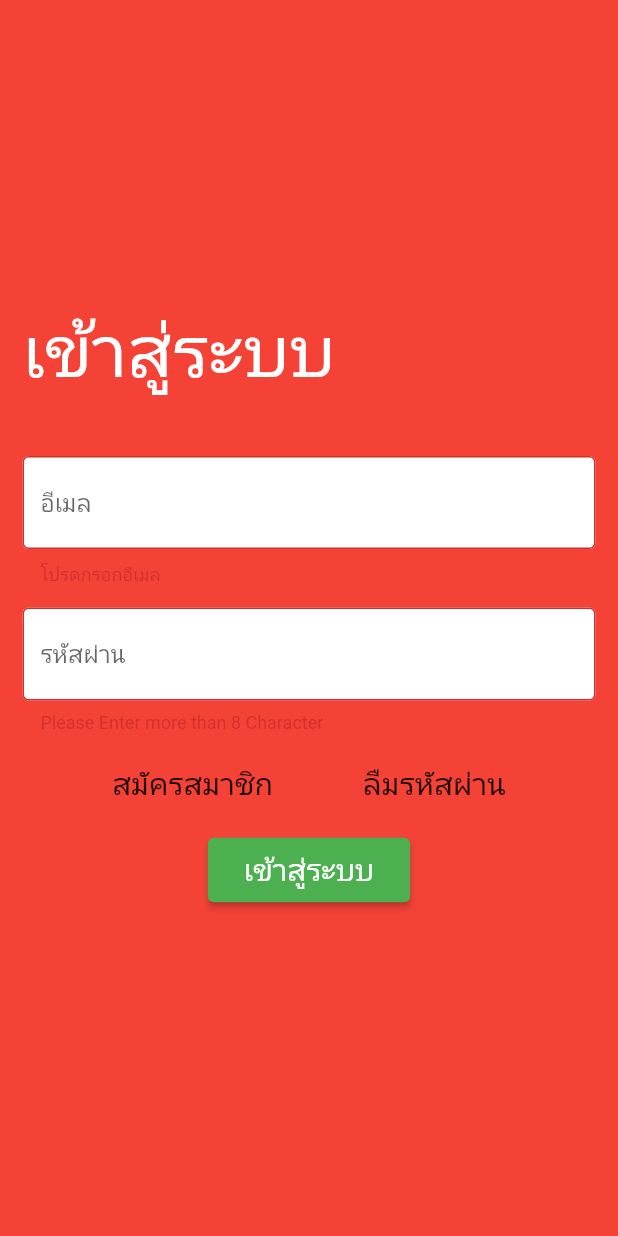
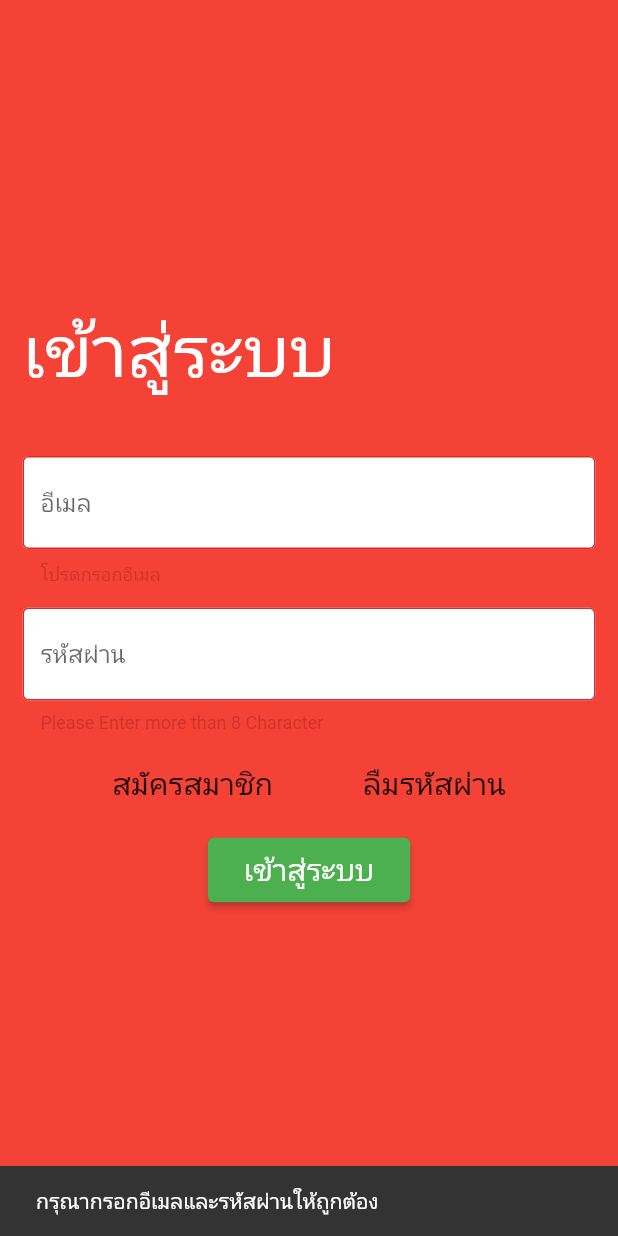
Before and after one commit to giwl17/miniproj, a Flutter app: the screen it shows after launch, after a tap on "เข้าสู่ระบบ", on a phone screen of 412 x 824 dp. Run offline on Flutter 3.47's test engine with Material 2 defaults, Android fonts, the phone set to English and light mode, and no system bars; our stand-ins replace carousel_slider, cloud_firestore, firebase_auth, firebase_core, firebase_storage, image_picker; accounts and stored records are empty.

Commit message:
editProfile.dart - picking image profile and show

```diff
--- a/lib/foodlist.dart
+++ b/lib/foodlist.dart
@@ -2,6 +2,7 @@ import 'package:flutter/material.dart';
 import 'package:carousel_slider/carousel_slider.dart';
 import 'package:firebase_auth/firebase_auth.dart';
 import 'package:cloud_firestore/cloud_firestore.dart';
+import 'package:miniproj/editProfile.dart';
 import 'package:miniproj/forgetpass.dart';
 import 'package:miniproj/main.dart';
 import 'package:miniproj/register.dart';
@@ -26,7 +27,9 @@ class FoodListPage extends StatelessWidget {
         '/register': (context) => const RegisterPage(),
         '/forget': (context) => const ForgetPassPage(),
         '/foodlist': (context) => const FoodListPage(),
-        '/showprofile': (context) => const ShowProfilePage(),
+        '/showprofile': (context) => const MyShowProfilePage(title: 'โปรไฟล์'),
+        '/editprofile': (context) => MyEditProfile(),
+
       },
     );
   }
@@ -70,6 +73,7 @@ class _myPageState extends State<myPage> {
       future: db.collection('users').doc(auth.currentUser?.email).get(),
       builder:
           (BuildContext context, AsyncSnapshot<DocumentSnapshot> snapshot) {
+        print(auth.currentUser?.email);
         if (snapshot.hasError) {
           return const Text('Something went wrong');
         }
--- a/lib/main.dart
+++ b/lib/main.dart
@@ -71,7 +71,6 @@ class _MyHomePageState extends State<MyHomePage> {
                       style: TextStyle(
                         color: Colors.white,
                         fontSize: 48,
-                        fontFamily: 'Roboto',
                       ),
                     ),
                   ),
@@ -81,32 +80,14 @@ class _MyHomePageState extends State<MyHomePage> {
                 children: [
                   buildTextFieldEmail(),
                   buildTextFieldPass(),
-                  Padding(
-                    padding: const EdgeInsets.only(bottom: 20),
-                    child: Row(
-                      mainAxisAlignment: MainAxisAlignment.spaceEvenly,
-                      children: [
-                        InkWell(
-                          child: const Text(
-                            'สมัครสมาชิก',
-                            style: TextStyle(fontSize: 20.0),
-                          ),
-                          onTap: () {
-                            Navigator.pushNamed(context, '/register');
-                          },
-                        ),
-                        InkWell(
-                          child: const Text(
-                            'ลืมรหัสผ่าน',
-                            style: TextStyle(fontSize: 20.0),
-                          ),
-                          onTap: () {
-                            Navigator.pushNamed(context, '/forget');
-                          },
-                        )
-                      ],
-                    ),
+                  Row(
+                    mainAxisAlignment: MainAxisAlignment.spaceEvenly,
+                    children: [
+                      registerInkWell(context),
+                      forgetInkWell(context)
+                    ],
                   ),
+                  SizedBox(height: 20.0),
                   loginButton(),
                 ],
               )
@@ -117,19 +98,27 @@ class _MyHomePageState extends State<MyHomePage> {
     );
   }
 
-  ElevatedButton buildEleButtonUseWithoutLogin() {
-    return ElevatedButton(
-      style: ElevatedButton.styleFrom(
-        backgroundColor: Colors.green,
+  InkWell forgetInkWell(BuildContext context) {
+    return InkWell(
+      child: const Text(
+        'ลืมรหัสผ่าน',
+        style: TextStyle(fontSize: 20.0),
       ),
-      onPressed: () {},
-      child: const Padding(
-        padding: EdgeInsets.all(8.0),
-        child: Text(
-          'เข้าใช้งานโดยไม่เข้าสู่ระบบ',
-          style: TextStyle(fontSize: 20),
-        ),
+      onTap: () {
+        Navigator.pushNamed(context, '/forget');
+      },
+    );
+  }
+
+  InkWell registerInkWell(BuildContext context) {
+    return InkWell(
+      child: const Text(
+        'สมัครสมาชิก',
+        style: TextStyle(fontSize: 20.0),
       ),
+      onTap: () {
+        Navigator.pushNamed(context, '/register');
+      },
     );
   }
 
@@ -156,17 +145,29 @@ class _MyHomePageState extends State<MyHomePage> {
             try {
               await auth.signInWithEmailAndPassword(
                   email: email!, password: password!);
-
-              Navigator.pushReplacementNamed(context, '/foodlist');
+              print('Login: ${auth.currentUser?.email} success');
+              Navigator.pushNamed(context, '/foodlist');
             } on FirebaseAuthException catch (e) {
               if (e.code == 'user-not-found') {
                 print('No user found for that email.');
+                final snackBar = const SnackBar(
+                  content: Text('ไม่พบอีเมล กรุณาใส่ใหม่อีกครั้ง'),
+                );
+                ScaffoldMessenger.of(context).showSnackBar(snackBar);
               } else if (e.code == 'wrong-password') {
                 print('Wrong password provided for that user.');
+                final snackBar = const SnackBar(
+                  content: Text('รหัสผ่านผิด กรุณาใส่ใหม่อีกครั้ง'),
+                );
+                ScaffoldMessenger.of(context).showSnackBar(snackBar);
               }
             }
           } else {
             print('Invalid Form');
+            final snackBar = const SnackBar(
+              content: Text('กรุณากรอกอีเมลและรหัสผ่านให้ถูกต้อง'),
+            );
+            ScaffoldMessenger.of(context).showSnackBar(snackBar);
           }
         },
       ),
--- a/pubspec.yaml
+++ b/pubspec.yaml
@@ -40,6 +40,8 @@ dependencies:
   firebase_auth: ^4.3.0
   cloud_firestore: ^4.4.5
   carousel_slider: ^4.2.1
+  image_picker: ^0.8.7
+  firebase_storage: ^11.0.16
 
 dev_dependencies:
   flutter_test:
```
Also changed, not shown: lib/editProfile.dart (+109 -27 lines), lib/showProfile.dart (+19 -18 lines), pubspec.lock, 1 other file.
